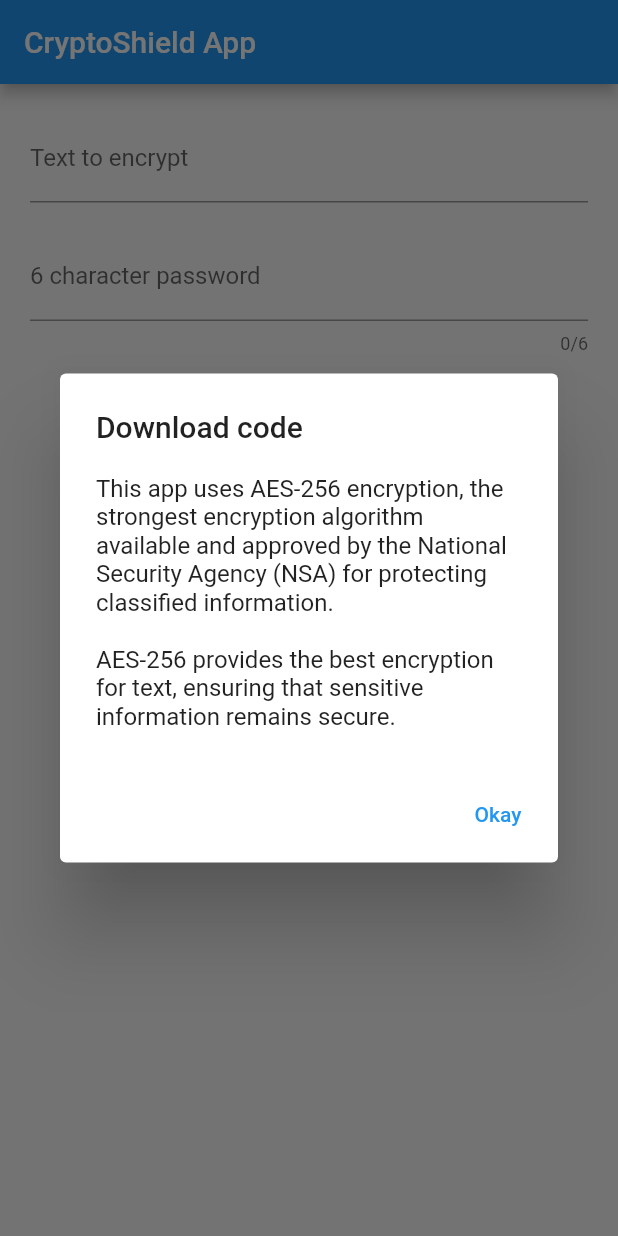
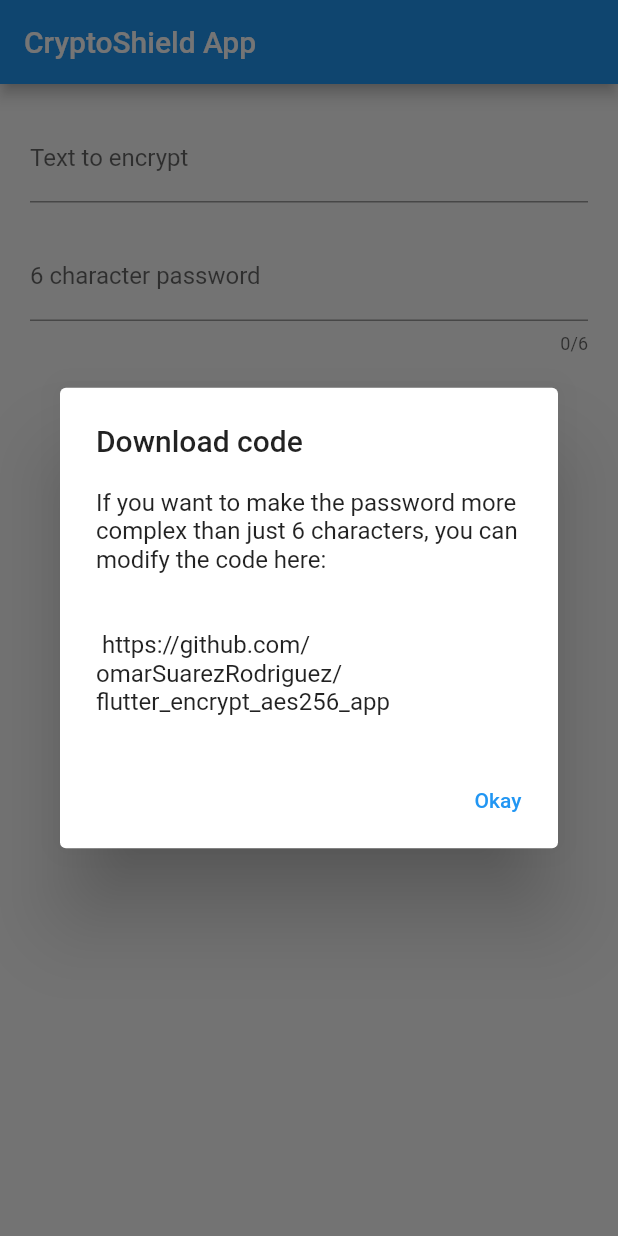
Before and after one commit to omarSuarezRodriguez/flutter_encrypt_aes256_app, a Flutter app: the screen it shows after launch, after a tap on the "code" icon, on a phone screen of 412 x 824 dp. Run offline on Flutter 3.47's test engine with Material 2 defaults, Android fonts, the phone set to English and light mode, and no system bars; missing offline and left inert: encrypt.

```diff
--- a/lib/main.dart
+++ b/lib/main.dart
@@ -156,7 +156,7 @@ class _AppBodyState extends State<AppBody> {
             IconButton(
               onPressed: () {
                 _alertDialog(
-                  "This app uses AES-256 encryption, the strongest encryption algorithm available and approved by the National Security Agency (NSA) for protecting classified information. \n\nAES-256 provides the best encryption for text, ensuring that sensitive information remains secure.",
+                  "If you want to make the password more complex than just 6 characters, you can modify the code here:\n\n\n https://github.com/omarSuarezRodriguez/flutter_encrypt_aes256_app",
                   "Download code"
                 );
               },
```
